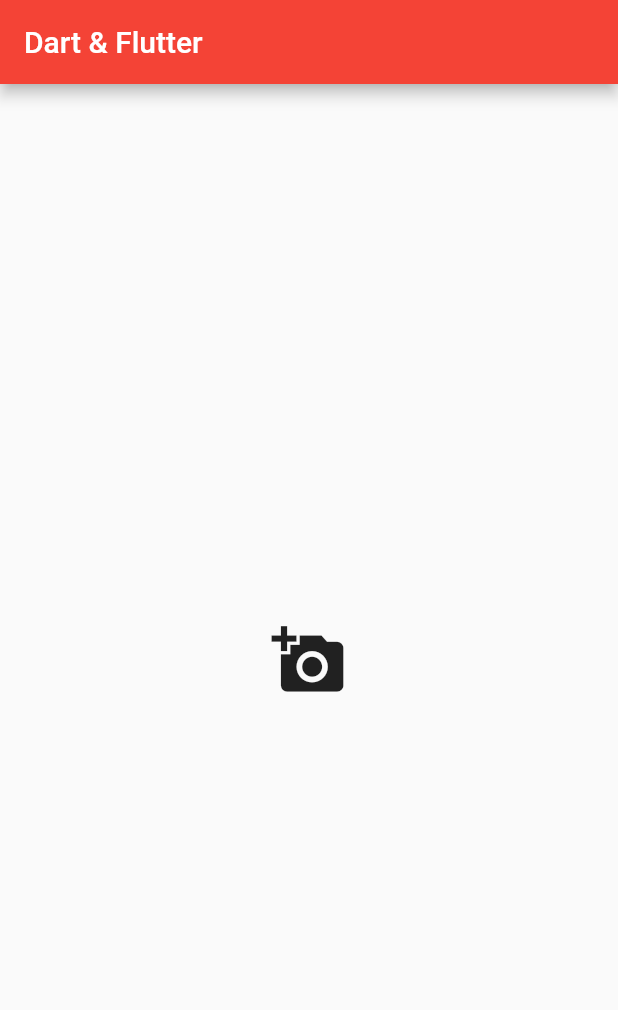
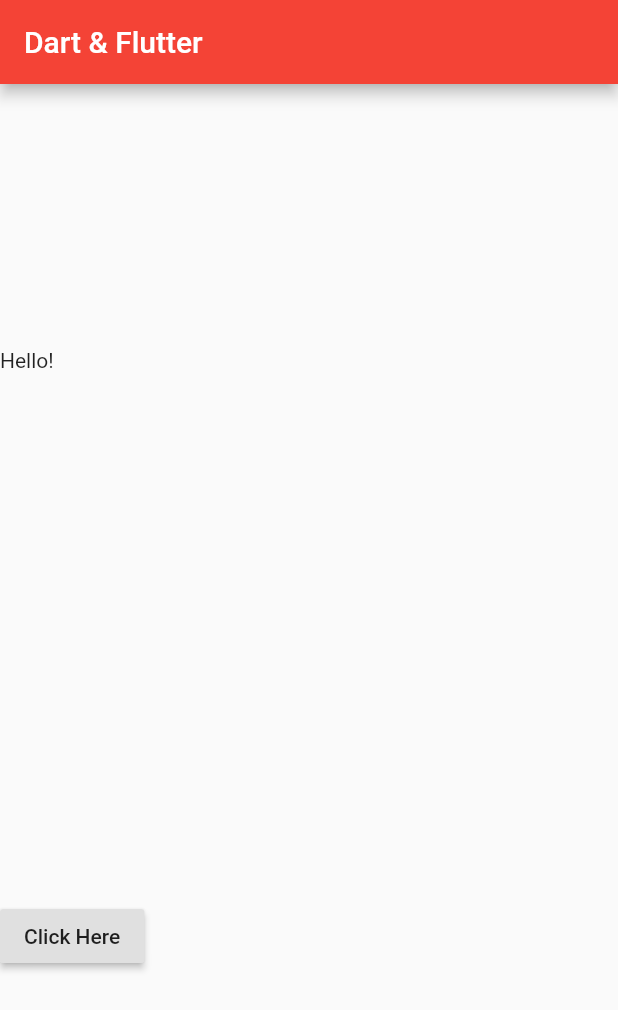
Before and after one commit to Rakibul25/dartandflutter, a Flutter app: the screen it shows after launch, on a phone screen of 412 x 824 dp. Shown: the top 1010 px of the screen. Run offline on Flutter 3.47's test engine with Material 2 defaults, Android fonts, the phone set to English and light mode, and no system bars.

Commit message:
column properties with Axis Allignment

```diff
--- a/lib/main.dart
+++ b/lib/main.dart
@@ -18,18 +18,21 @@
             "Dart & Flutter",
           ),
         ),
-        body: Center(
-            child: IconButton(
+        body: Column(
+          mainAxisAlignment: MainAxisAlignment.spaceAround, //work left to right
+          crossAxisAlignment: CrossAxisAlignment.start, //work up to bottom
+          children: <Widget>[
+            Text(
+              "Hello!"
+            ),
+            RaisedButton(
               onPressed: (){},
-              icon: Icon(
-                Icons.add_a_photo
+              child: Text(
+                "Click Here",
               ),
-              iconSize: 50,
-              splashColor: Colors.blue,
-              tooltip: "Take a photo!",
             )
-
-        )
+          ],
+        ),
       ),
     );
   }
```
